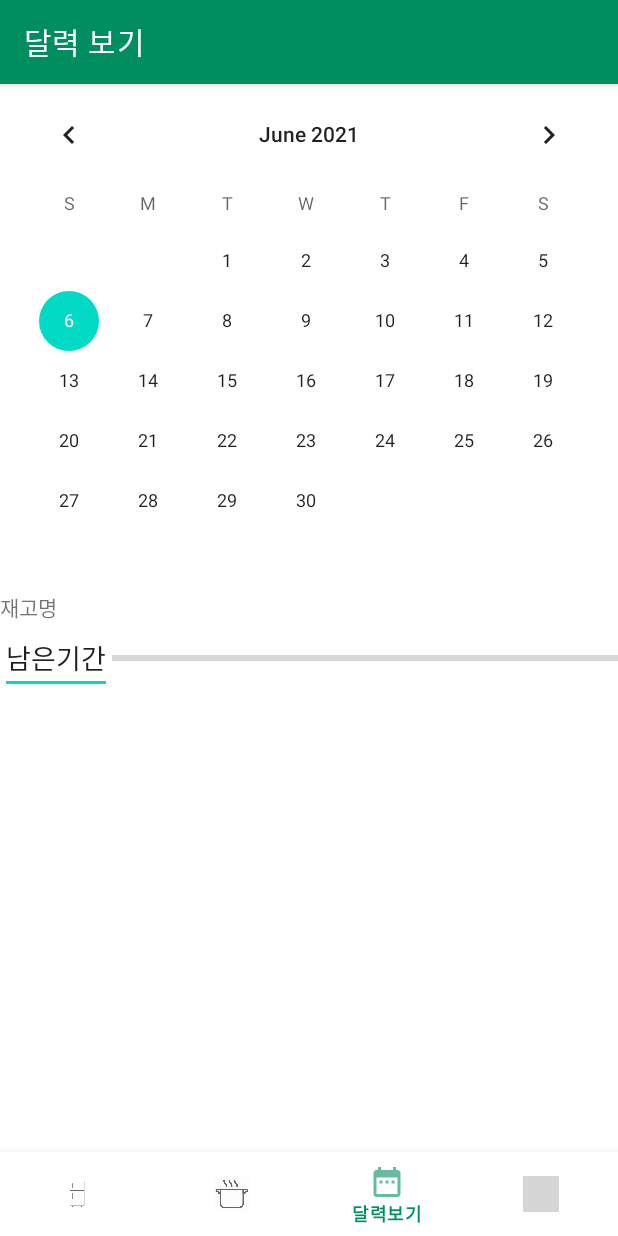
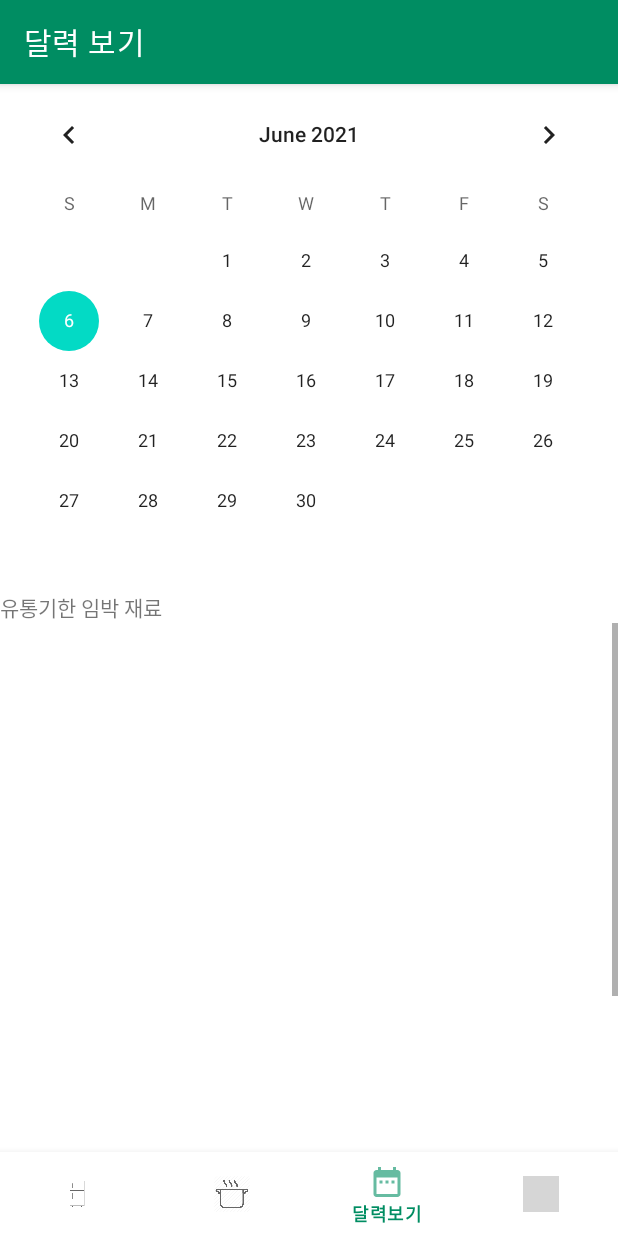
Before and after one commit to hoho-97/PlzManageMyFridge, an Android app: the CalendarActivity screen opened directly, with no data from a screen before it, on a phone screen of 412 x 824 dp. Run offline under Robolectric (Android 15) with nearby library versions, the phone set to English and light mode, and no system bars; grey boxes are pictures that could not be loaded.

Commit message:
캘린더 수정

```diff
--- a/app/src/main/java/com/example/nengzanggo2/CalendarActivity.kt
+++ b/app/src/main/java/com/example/nengzanggo2/CalendarActivity.kt
@@ -60,7 +60,7 @@ class CalendarActivity : AppCompatActivity(){
         calendar = findViewById(R.id.calendarView)
 
         //리스트뷰
-        calendarListView = findViewById<ListView>(R.id.calendarListView)
+        calendarListView = findViewById<ListView>(R.id.calListView)
         val ingredientAdapter = CalendarListAdapter(this, ingredientList) //어댑터 생성
         calendarListView.adapter = ingredientAdapter
 
--- a/app/src/main/res/layout/activity_calendar.xml
+++ b/app/src/main/res/layout/activity_calendar.xml
@@ -16,6 +16,12 @@
         android:layout_height="wrap_content" />
     </LinearLayout>
 
+    <TextView
+        android:id="@+id/textView6"
+        android:layout_width="match_parent"
+        android:layout_height="wrap_content"
+        android:text="유통기한 임박 재료" />
+
     <ScrollView
         android:layout_width="match_parent"
         android:layout_height="0dp"
@@ -29,32 +35,8 @@
             <ListView
                 android:id="@+id/calListView"
                 android:layout_width="match_parent"
-                android:layout_height="match_parent" />
+                android:layout_height="500dp" />
 
-            <TextView
-                android:id="@+id/textView3"
-                android:layout_width="match_parent"
-                android:layout_height="wrap_content"
-                android:text="재고명" />
-
-            <LinearLayout
-                android:layout_width="match_parent"
-                android:layout_height="wrap_content"
-                android:orientation="horizontal">
-
-                <EditText
-                    android:id="@+id/edittext"
-                    android:layout_width="wrap_content"
-                    android:layout_height="wrap_content"
-                    android:text="남은기간" />
-
-                <ProgressBar
-                    android:id="@+id/progressBar"
-                    style="?android:attr/progressBarStyleHorizontal"
-                    android:layout_width="340dp"
-                    android:layout_height="match_parent" />
-
-            </LinearLayout>
         </LinearLayout>
     </ScrollView>
 
```
